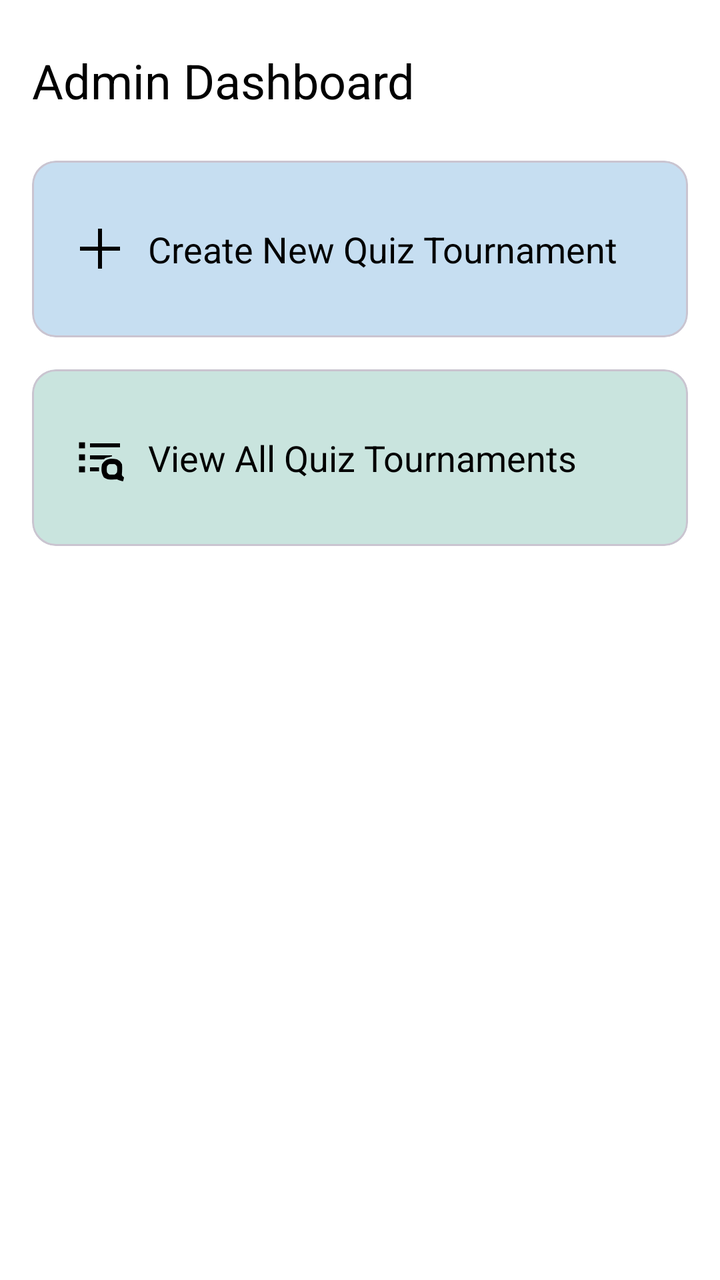
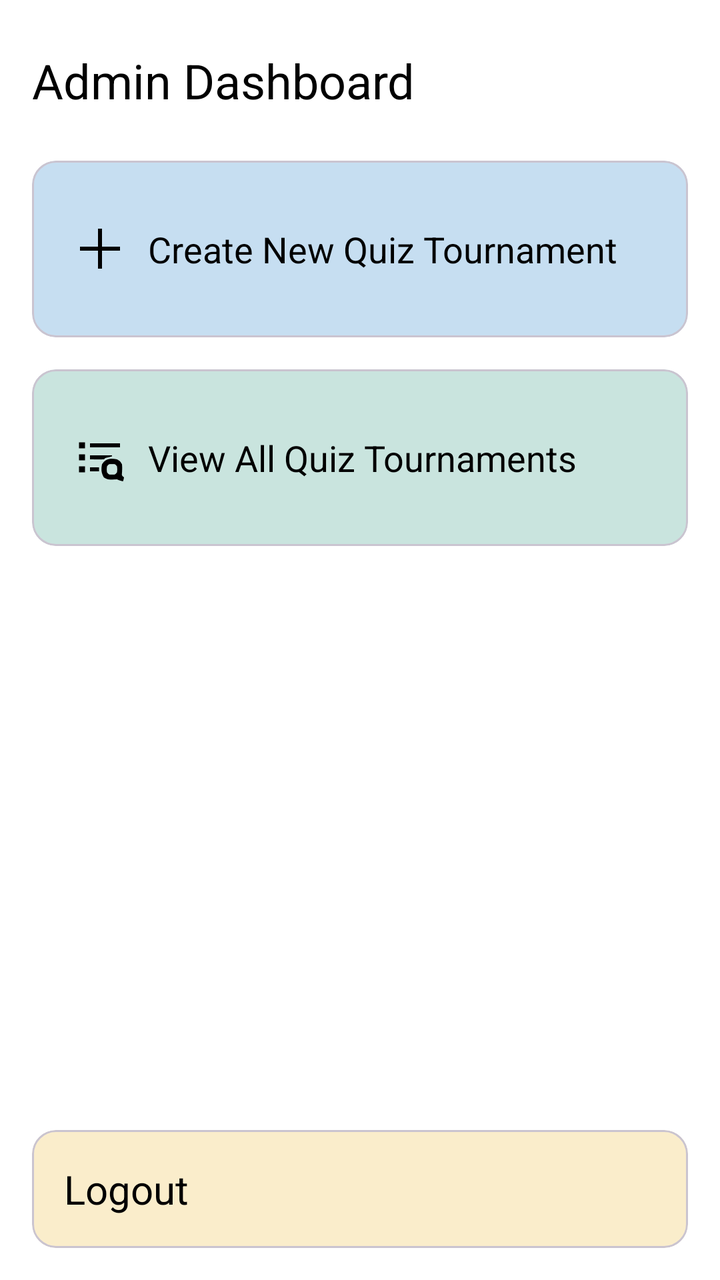

Compare the two renders of this Android layout. The source of the first and the diff that turns it into the second are given below.
<!-- AndroidManifest.xml: application theme Theme.Mobile_Ass2_Task2 -->
<!-- res/layout/activity_admin_dashboard.xml -->
<?xml version="1.0" encoding="utf-8"?>
<LinearLayout xmlns:android="http://schemas.android.com/apk/res/android"
    xmlns:app="http://schemas.android.com/apk/res-auto"
    xmlns:tools="http://schemas.android.com/tools"
    android:id="@+id/main"
    android:layout_width="match_parent"
    android:layout_height="match_parent"
    tools:context=".Admin.AdminDashboard"
    android:orientation="vertical"
    android:gravity="center_horizontal"
    android:background="@color/white">

    <TextView
        android:layout_width="match_parent"
        android:layout_height="wrap_content"
        android:text="Admin Dashboard"
        android:textSize="24sp"
        android:textColor="@color/black"
        android:layout_marginTop="24sp"
        android:layout_marginBottom="24sp"
        android:layout_marginHorizontal="16sp"
    />
    <com.google.android.material.card.MaterialCardView
        android:id="@+id/crdCreateNewQuiz"
        android:layout_width="match_parent"
        android:layout_height="wrap_content"
        android:layout_marginHorizontal="16sp"
        android:layout_marginBottom="16sp"
        android:backgroundTint="@color/lightBlue"
        android:clickable="true"
        android:focusable="true"
        >
        <LinearLayout
            android:layout_width="wrap_content"
            android:layout_height="wrap_content"
            android:orientation="horizontal"
            android:gravity="center_vertical"
            android:layout_marginLeft="10sp"
            android:layout_marginVertical="16sp"
            >
            <ImageView
                android:layout_width="wrap_content"
                android:layout_height="wrap_content"
                android:scaleType="fitCenter"
                android:src="@drawable/icons8_plus_48"
                android:scaleX="0.5"
                android:scaleY="0.5"
                />
            <TextView
                android:layout_width="wrap_content"
                android:layout_height="wrap_content"
                android:text="Create New Quiz Tournament"
                android:textSize="18sp"
                android:textColor="@color/black"
                android:layout_marginVertical="16sp"
                />
        </LinearLayout>
    </com.google.android.material.card.MaterialCardView>

    <com.google.android.material.card.MaterialCardView
        android:id="@+id/crdViewAllQuizzes"
        android:layout_width="match_parent"
        android:layout_height="wrap_content"
        android:layout_marginHorizontal="16sp"
        android:backgroundTint="@color/lightGreen"
        android:clickable="true"
        android:focusable="true"
        >
        <LinearLayout
            android:layout_width="wrap_content"
            android:layout_height="wrap_content"
            android:orientation="horizontal"
            android:gravity="center_vertical"
            android:layout_marginLeft="10sp"
            android:layout_marginVertical="16sp"
            >
            <ImageView
                android:layout_width="wrap_content"
                android:layout_height="wrap_content"
                android:scaleType="fitCenter"
                android:src="@drawable/icons8_search_in_list_48"
                android:scaleX="0.5"
                android:scaleY="0.5"
                />
            <TextView
                android:layout_width="wrap_content"
                android:layout_height="wrap_content"
                android:text="View All Quiz Tournaments"
                android:textSize="18sp"
                android:textColor="@color/black"
                android:layout_marginVertical="16sp"
                />
        </LinearLayout>
    </com.google.android.material.card.MaterialCardView>

</LinearLayout>
<!-- resources referenced by this layout -->
<resources>
  <color name="black">#FF000000</color>
  <color name="lightBlue">#C6DEF1</color>
  <color name="lightGreen">#C9E4DE</color>
  <color name="white">#FFFFFFFF</color>
  <!-- drawable icons8_plus_48 (drawable) -->
  <vector xmlns:android="http://schemas.android.com/apk/res/android"
      android:width="48dp"
      android:height="48dp"
      android:viewportWidth="48"
      android:viewportHeight="48">
    <path
        android:pathData="M22,4C23.32,4 24.64,4 26,4C26,9.94 26,15.88 26,22C31.94,22 37.88,22 44,22C44,23.32 44,24.64 44,26C38.06,26 32.12,26 26,26C26,31.94 26,37.88 26,44C24.68,44 23.36,44 22,44C22,38.06 22,32.12 22,26C16.06,26 10.12,26 4,26C4,24.68 4,23.36 4,22C9.94,22 15.88,22 22,22C22,16.06 22,10.12 22,4Z"
        android:fillColor="#000000"/>
  </vector>
  <!-- drawable icons8_search_in_list_48 (drawable) -->
  <vector xmlns:android="http://schemas.android.com/apk/res/android"
      android:width="48dp"
      android:height="48dp"
      android:viewportWidth="48"
      android:viewportHeight="48">
    <path
        android:pathData="M41,26C44.12,27.81 44.12,27.81 46,31C46.24,33.91 46.19,36.66 45.98,39.57C45.72,42.19 45.72,42.19 48,44C47.62,46.12 47.62,46.12 47,48C44.83,47.49 43,47 41,46C39.39,46.06 37.79,46.14 36.19,46.25C32.44,46.26 31.19,46.12 27.88,44.12C25.22,39.71 25.01,36.03 26,31C29.56,25.07 34.65,24.76 41,26ZM31,33C30.67,36 30.67,36 31,39C32.89,41.32 32.89,41.32 36,41.25C39.11,41.32 39.11,41.32 41,39C41.33,36 41.33,36 41,33C39.11,30.68 39.11,30.68 36,30.75C32.89,30.68 32.89,30.68 31,33Z"
        android:fillColor="#000000"/>
    <path
        android:pathData="M14,10C23.9,10 33.8,10 44,10C44,11.32 44,12.64 44,14C34.1,14 24.2,14 14,14C14,12.68 14,11.36 14,10Z"
        android:fillColor="#000000"/>
    <path
        android:pathData="M14,22C21.26,22 28.52,22 36,22C36,22.33 36,22.66 36,23C34.3,23.46 34.3,23.46 32.56,23.94C29.21,24.63 29.21,24.63 28,26C25.65,26.07 23.29,26.08 20.94,26.06C19.65,26.05 18.36,26.04 17.03,26.04C16.03,26.02 15.03,26.01 14,26C14,24.68 14,23.36 14,22Z"
        android:fillColor="#000000"/>
    <path
        android:pathData="M14,34C16.97,34 19.94,34 23,34C23,35.32 23,36.64 23,38C20.03,38 17.06,38 14,38C14,36.68 14,35.36 14,34Z"
        android:fillColor="#000000"/>
    <path
        android:pathData="M3,33C4.98,33 6.96,33 9,33C9,34.98 9,36.96 9,39C7.02,39 5.04,39 3,39C3,37.02 3,35.04 3,33Z"
        android:fillColor="#000000"/>
    <path
        android:pathData="M3,21C4.98,21 6.96,21 9,21C9,22.98 9,24.96 9,27C7.02,27 5.04,27 3,27C3,25.02 3,23.04 3,21Z"
        android:fillColor="#000000"/>
    <path
        android:pathData="M3,9C4.98,9 6.96,9 9,9C9,10.98 9,12.96 9,15C7.02,15 5.04,15 3,15C3,13.02 3,11.04 3,9Z"
        android:fillColor="#000000"/>
  </vector>
  <style name="Theme.Mobile_Ass2_Task2" parent="Base.Theme.Mobile_Ass2_Task2" />
  <style name="Base.Theme.Mobile_Ass2_Task2" parent="Theme.Material3.DayNight.NoActionBar">
          
          
      </style>
</resources>

<!-- the commit's change to res/layout/activity_admin_dashboard.xml (unified diff, before → after) -->
@@ -93,4 +93,38 @@
         </LinearLayout>
     </com.google.android.material.card.MaterialCardView>
 
+    <Space
+        android:layout_width="match_parent"
+        android:layout_height="0sp"
+        android:layout_weight="1"
+        />
+
+
+    <LinearLayout
+        android:layout_width="match_parent"
+        android:layout_height="wrap_content"
+        android:orientation="vertical"
+        >
+        <com.google.android.material.card.MaterialCardView
+            android:id="@+id/crdAdminLogout"
+            android:layout_width="match_parent"
+            android:layout_height="wrap_content"
+            android:layout_marginHorizontal="16sp"
+            android:layout_marginBottom="16sp"
+            android:backgroundTint="@color/lightYellow"
+            android:clickable="true"
+            android:focusable="true"
+            >
+            <TextView
+                android:layout_width="wrap_content"
+                android:layout_height="wrap_content"
+                android:text="Logout"
+                android:textSize="20sp"
+                android:textColor="@color/black"
+                android:layout_marginHorizontal="16sp"
+                android:layout_marginVertical="16sp"
+                />
+        </com.google.android.material.card.MaterialCardView>
+    </LinearLayout>
+
 </LinearLayout>
<!-- resource entries referenced after the edit -->
@@ -3,6 +3,7 @@
   <color name="black">#FF000000</color>
   <color name="lightBlue">#C6DEF1</color>
   <color name="lightGreen">#C9E4DE</color>
+  <color name="lightYellow">#FAEDCB</color>
   <color name="white">#FFFFFFFF</color>
   <!-- drawable icons8_plus_48 (drawable) -->
   <vector xmlns:android="http://schemas.android.com/apk/res/android"
